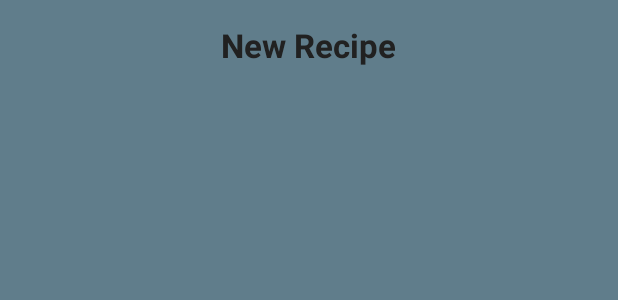
After one commit to johnnyRose/insta-chef-app, an Android app: the layout activity_create_edit_recipe.xml on its own in the app's theme, with its tools: preview values and no code run, on a phone screen of 412 x 824 dp. The commit adds this screen. Shown: the top 300 px of the screen. Run offline under Robolectric (Android 15) with nearby library versions, the phone set to English and light mode, and no system bars.

Commit message:
Added a stub for the create/edit screen and hooked
it into the main activity. Cleaned up some of the
labels at the top of the app to be clearer.

```diff
--- a/app/src/main/java/com/example/sean/instantchef/ImportExportActivity.java
+++ b/app/src/main/java/com/example/sean/instantchef/ImportExportActivity.java
@@ -58,7 +58,11 @@ public class ImportExportActivity extends ActionBarActivity {
             Recipe recipe = new Recipe(current_recipe.getString("description"), current_recipe.getString("name"),
                     current_recipe.getString("dateCreated"), current_recipe.getString("createdBy"));
             //TODO: add recipe to database here.
+            MainActivity.recipes.add(recipe);
 
+            //go to the main screen after import.
+            Intent intent = new Intent(this, MainActivity.class);
+            startActivity(intent);
         }
     }
 
--- /dev/null
+++ b/app/src/main/res/layout/activity_create_edit_recipe.xml
@@ -0,0 +1,18 @@
+<?xml version="1.0" encoding="utf-8"?>
+<LinearLayout xmlns:android="http://schemas.android.com/apk/res/android"
+    android:orientation="vertical" android:layout_width="match_parent"
+    android:layout_height="match_parent"
+    android:background="#ff607d8b">
+
+    <TextView
+        android:layout_width="wrap_content"
+        android:layout_height="wrap_content"
+        android:textAppearance="?android:attr/textAppearanceLarge"
+        android:text="New Recipe"
+        android:id="@+id/createRecipeTitleView"
+        android:layout_gravity="center_horizontal"
+        android:layout_margin="15dp"
+        android:textStyle="bold"
+        android:textSize="22sp"
+        android:textColor="#ff212121" />
+</LinearLayout>
--- a/app/src/main/res/layout/activity_main.xml
+++ b/app/src/main/res/layout/activity_main.xml
@@ -57,7 +57,8 @@
             android:textSize="20dp"
             android:textStyle="bold"
             android:layout_alignRight="@+id/list_recipes_button"
-            android:layout_alignEnd="@+id/list_recipes_button" />
+            android:layout_alignEnd="@+id/list_recipes_button"
+            android:onClick="go_to_create_edit_recipe" />
 
         <Button
             android:layout_width="wrap_content"
```
Also changed, not shown: app/src/main/AndroidManifest.xml (+11 -2 lines), app/src/main/java/com/example/sean/instantchef/CreateEditActivity.java (added, +40 -0 lines), app/src/main/java/com/example/sean/instantchef/MainActivity.java (+11 -3 lines).
